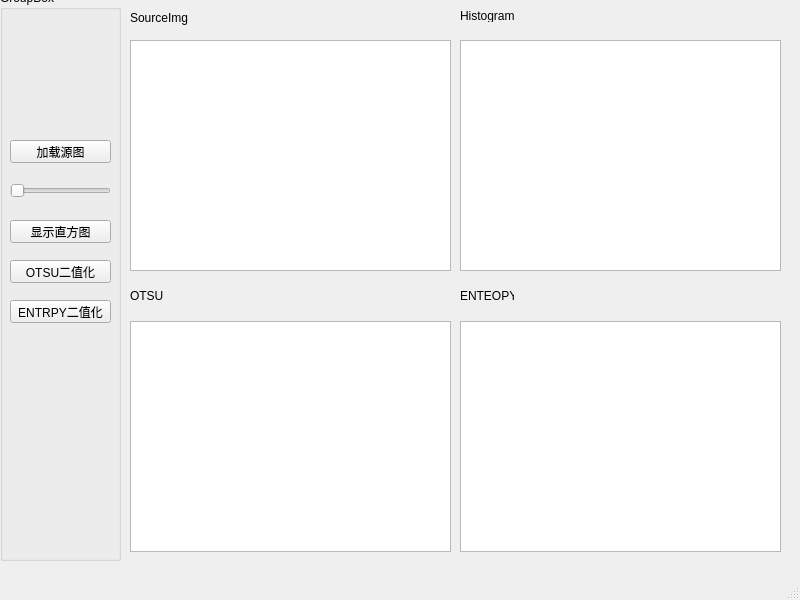
This is MainWindow.ui in LynnWatson/virtualenv-test as Qt 5 draws it before an edit. The edited form follows.
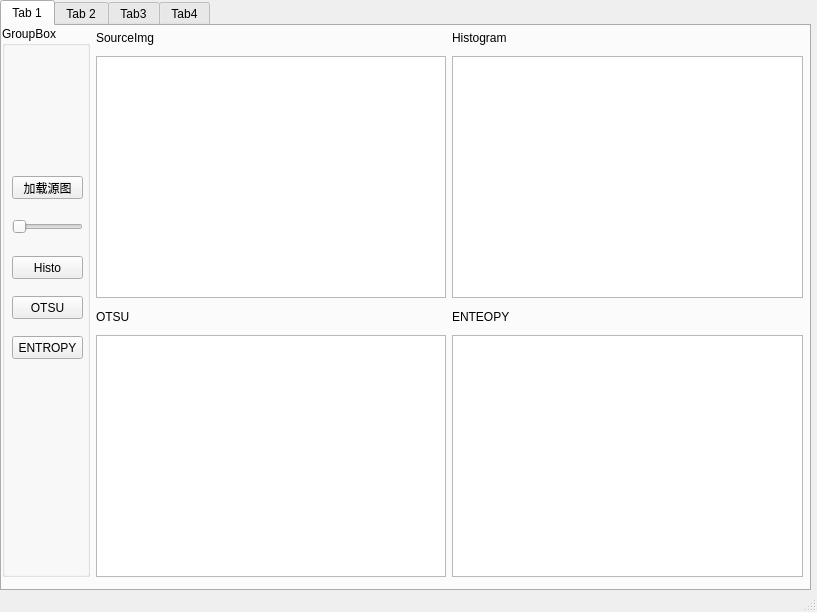
This is the edited form. The open tabs and pages were chosen to show the change.

Commit message:
增强代码复用+布局管理+QtabWidhet
在graphficsView控件里面显示图片的代码编写为show_image函数，增强了代码复用；增加QtabWidget管理页面；手动布局改变为GridLayout

```diff
--- a/MainWindow.ui
+++ b/MainWindow.ui
@@ -6,23 +6,82 @@
    <rect>
     <x>0</x>
     <y>0</y>
-    <width>800</width>
-    <height>600</height>
+    <width>817</width>
+    <height>612</height>
    </rect>
   </property>
   <property name="windowTitle">
    <string>MainWindow</string>
   </property>
   <widget class="QWidget" name="centralwidget">
+   <widget class="QTabWidget" name="Tab">
+    <property name="geometry">
+     <rect>
+      <x>0</x>
+      <y>0</y>
+      <width>811</width>
+      <height>591</height>
+     </rect>
+    </property>
+    <property name="currentIndex">
+     <number>3</number>
+    </property>
+    <widget class="QWidget" name="tab1">
+     <attribute name="title">
+      <string>Tab 1</string>
+     </attribute>
+     <widget class="QWidget" name="layoutWidget">
+      <property name="geometry">
+       <rect>
+        <x>0</x>
+        <y>0</y>
+        <width>801</width>
+        <height>551</height>
+       </rect>
+      </property>
+      <layout class="QGridLayout" name="gridLayout" rowstretch="1,10,1,10" columnstretch="1,4,4">
+       <item row="0" column="1">
+        <widget class="QLabel" name="sourceLb">
+         <property name="text">
+          <string>SourceImg</string>
+         </property>
+        </widget>
+       </item>
+       <item row="0" column="2">
+        <widget class="QLabel" name="hisLb">
+         <property name="text">
+          <string>Histogram</string>
+         </property>
+        </widget>
+       </item>
+       <item row="1" column="1">
+        <widget class="QGraphicsView" name="sourceView"/>
+       </item>
+       <item row="1" column="2">
+        <widget class="QGraphicsView" name="histView"/>
+       </item>
+       <item row="2" column="1">
+        <widget class="QLabel" name="otsuLb">
+         <property name="text">
+          <string>OTSU</string>
+         </property>
+        </widget>
+       </item>
+       <item row="2" column="2">
+        <widget class="QLabel" name="entLb">
+         <property name="text">
+          <string>ENTEOPY</string>
+         </property>
+        </widget>
+       </item>
+       <item row="3" column="1">
+        <widget class="QGraphicsView" name="otsuView"/>
+       </item>
+       <item row="3" column="2">
+        <widget class="QGraphicsView" name="entropyView"/>
+       </item>
+       <item row="0" column="0" rowspan="4">
    <widget class="QGroupBox" name="groupBox">
-    <property name="geometry">
-     <rect>
-      <x>0</x>
-      <y>-10</y>
-      <width>121</width>
-      <height>571</height>
-     </rect>
-    </property>
     <property name="title">
      <string>GroupBox</string>
     </property>
@@ -31,7 +90,7 @@
       <rect>
        <x>10</x>
        <y>190</y>
-       <width>101</width>
+            <width>71</width>
        <height>22</height>
       </rect>
      </property>
@@ -44,7 +103,7 @@
       <rect>
        <x>10</x>
        <y>150</y>
-       <width>101</width>
+            <width>71</width>
        <height>23</height>
       </rect>
      </property>
@@ -57,12 +116,18 @@
       <rect>
        <x>10</x>
        <y>230</y>
-       <width>101</width>
+            <width>71</width>
        <height>23</height>
       </rect>
      </property>
      <property name="text">
-      <string>显示直方图</string>
+           <string>Histo</string>
+          </property>
+          <property name="iconSize">
+           <size>
+            <width>10</width>
+            <height>10</height>
+           </size>
      </property>
     </widget>
     <widget class="QPushButton" name="otsuBtn">
@@ -70,12 +135,12 @@
       <rect>
        <x>10</x>
        <y>270</y>
-       <width>101</width>
+            <width>71</width>
        <height>23</height>
       </rect>
      </property>
      <property name="text">
-      <string>OTSU二值化</string>
+           <string>OTSU</string>
      </property>
     </widget>
     <widget class="QPushButton" name="entBtn">
@@ -83,106 +148,70 @@
       <rect>
        <x>10</x>
        <y>310</y>
-       <width>101</width>
-       <height>23</height>
-      </rect>
-     </property>
-     <property name="text">
-      <string>ENTRPY二值化</string>
-     </property>
-    </widget>
-   </widget>
-   <widget class="QGraphicsView" name="sourceView">
-    <property name="geometry">
-     <rect>
-      <x>130</x>
-      <y>40</y>
-      <width>321</width>
-      <height>231</height>
-     </rect>
-    </property>
-   </widget>
-   <widget class="QGraphicsView" name="histView">
-    <property name="geometry">
-     <rect>
-      <x>460</x>
-      <y>40</y>
-      <width>321</width>
-      <height>231</height>
-     </rect>
-    </property>
-   </widget>
-   <widget class="QGraphicsView" name="otsuView">
-    <property name="geometry">
-     <rect>
-      <x>130</x>
-      <y>321</y>
-      <width>321</width>
-      <height>231</height>
-     </rect>
-    </property>
-   </widget>
-   <widget class="QGraphicsView" name="entropyView">
-    <property name="geometry">
-     <rect>
-      <x>460</x>
-      <y>321</y>
-      <width>321</width>
-      <height>231</height>
-     </rect>
-    </property>
-   </widget>
-   <widget class="QLabel" name="sourceLb">
-    <property name="geometry">
-     <rect>
-      <x>130</x>
-      <y>10</y>
       <width>71</width>
-      <height>16</height>
+            <height>23</height>
      </rect>
     </property>
     <property name="text">
-     <string>SourceImg</string>
-    </property>
-   </widget>
-   <widget class="QLabel" name="hisLb">
+           <string>ENTROPY</string>
+          </property>
+         </widget>
+        </widget>
+       </item>
+      </layout>
+     </widget>
+    </widget>
+    <widget class="QWidget" name="tab2">
+     <attribute name="title">
+      <string>Tab 2</string>
+     </attribute>
+     <widget class="QPushButton" name="pushButton">
     <property name="geometry">
      <rect>
-      <x>460</x>
-      <y>10</y>
-      <width>54</width>
-      <height>12</height>
+        <x>230</x>
+        <y>220</y>
+        <width>56</width>
+        <height>17</height>
      </rect>
     </property>
     <property name="text">
-     <string>Histogram</string>
-    </property>
-   </widget>
-   <widget class="QLabel" name="otsuLb">
+       <string>PushButton</string>
+      </property>
+     </widget>
+    </widget>
+    <widget class="QWidget" name="tab3">
+     <attribute name="title">
+      <string>Tab3</string>
+     </attribute>
+     <widget class="QLabel" name="label">
     <property name="geometry">
      <rect>
-      <x>130</x>
-      <y>290</y>
-      <width>54</width>
-      <height>12</height>
+        <x>320</x>
+        <y>270</y>
+        <width>371</width>
+        <height>201</height>
      </rect>
     </property>
     <property name="text">
-     <string>OTSU</string>
-    </property>
-   </widget>
-   <widget class="QLabel" name="entLb">
+       <string>姑娘我很棒！</string>
+      </property>
+     </widget>
+    </widget>
+    <widget class="QWidget" name="tab4">
+     <attribute name="title">
+      <string>Tab4</string>
+     </attribute>
+     <widget class="QGraphicsView" name="graphicsView">
     <property name="geometry">
      <rect>
-      <x>460</x>
-      <y>290</y>
-      <width>54</width>
-      <height>12</height>
-     </rect>
-    </property>
-    <property name="text">
-     <string>ENTEOPY</string>
-    </property>
+        <x>280</x>
+        <y>270</y>
+        <width>256</width>
+        <height>192</height>
+       </rect>
+      </property>
+     </widget>
+    </widget>
    </widget>
   </widget>
   <widget class="QMenuBar" name="menubar">
```
Left out of the diff: 4 changed lines with no effect on the pictures. Lines whose indentation alone changed are shown as unchanged. The commit also changes 4 other files.
